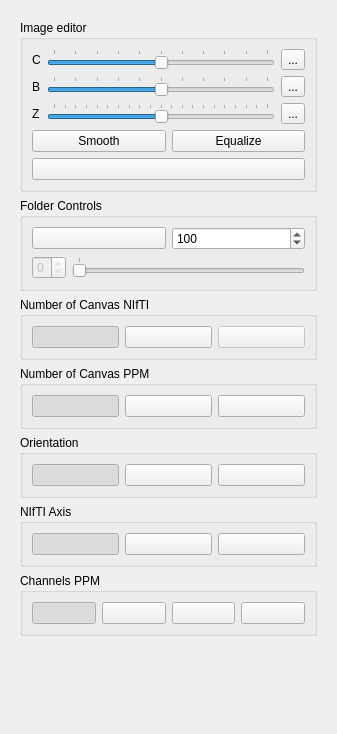
This is BIAL-GUI/ui/controlswidget.ui in GIBIS-UNIFESP/BIAL as Qt 5 draws it before an edit. The edited form follows.
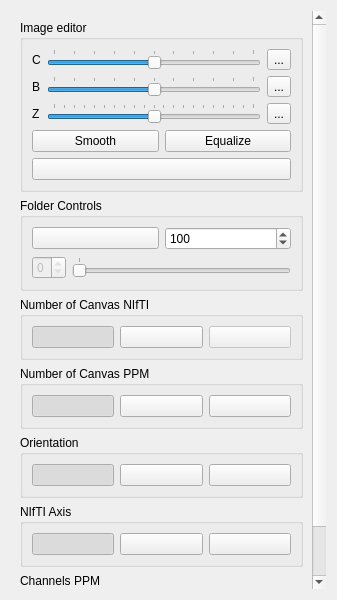
This is the edited form. Icons and pictures are not drawn.

```diff
--- a/BIAL-GUI/ui/controlswidget.ui
+++ b/BIAL-GUI/ui/controlswidget.ui
@@ -7,9 +7,15 @@
     <x>0</x>
     <y>0</y>
     <width>337</width>
-    <height>734</height>
+    <height>600</height>
    </rect>
   </property>
+  <property name="sizePolicy">
+   <sizepolicy hsizetype="Expanding" vsizetype="Expanding">
+    <horstretch>0</horstretch>
+    <verstretch>0</verstretch>
+   </sizepolicy>
+  </property>
   <property name="minimumSize">
    <size>
     <width>337</width>
@@ -43,7 +49,7 @@
         <x>0</x>
         <y>0</y>
         <width>305</width>
-        <height>813</height>
+        <height>878</height>
        </rect>
       </property>
       <layout class="QGridLayout" name="gridLayout_11">
```
